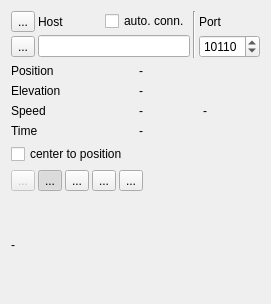
Old version of the form src/qmapshack/realtime/gpstether/IRtGpsTetherInfo.ui in the repository Maproom/qmapshack.
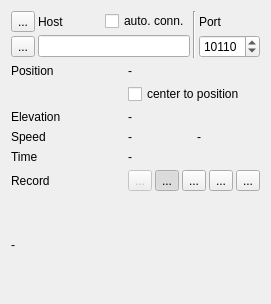
New version of the form. Icons and pictures are not drawn.

```diff
--- a/src/qmapshack/realtime/gpstether/IRtGpsTetherInfo.ui
+++ b/src/qmapshack/realtime/gpstether/IRtGpsTetherInfo.ui
@@ -113,83 +113,7 @@
    </item>
    <item>
     <layout class="QGridLayout" name="gridLayout_2">
-     <item row="3" column="0">
-      <widget class="QLabel" name="label_6">
-       <property name="text">
-        <string>Time</string>
-       </property>
-      </widget>
-     </item>
-     <item row="1" column="0">
-      <widget class="QLabel" name="label_5">
-       <property name="text">
-        <string>Elevation</string>
-       </property>
-      </widget>
-     </item>
-     <item row="3" column="1">
-      <widget class="QLabel" name="labelTime">
-       <property name="text">
-        <string>-</string>
-       </property>
-      </widget>
-     </item>
-     <item row="2" column="0">
-      <widget class="QLabel" name="label_3">
-       <property name="text">
-        <string>Speed</string>
-       </property>
-      </widget>
-     </item>
-     <item row="2" column="1">
-      <layout class="QHBoxLayout" name="horizontalLayout_2">
-       <item>
-        <widget class="QLabel" name="labelSpeed">
-         <property name="text">
-          <string>-</string>
-         </property>
-        </widget>
-       </item>
-       <item>
-        <widget class="QLabel" name="labelHeading">
-         <property name="text">
-          <string>-</string>
-         </property>
-        </widget>
-       </item>
-      </layout>
-     </item>
-     <item row="0" column="0">
-      <widget class="QLabel" name="label_4">
-       <property name="text">
-        <string>Position</string>
-       </property>
-      </widget>
-     </item>
-     <item row="1" column="1">
-      <widget class="QLabel" name="labelElevation">
-       <property name="text">
-        <string>-</string>
-       </property>
-      </widget>
-     </item>
-     <item row="0" column="1">
-      <widget class="QLabel" name="labelPosition">
-       <property name="text">
-        <string>-</string>
-       </property>
-      </widget>
-     </item>
-     <item row="4" column="0" colspan="2">
-      <widget class="QCheckBox" name="checkCenterPosition">
-       <property name="text">
-        <string>center to position</string>
-       </property>
-      </widget>
-     </item>
-    </layout>
-   </item>
-   <item>
+     <item row="6" column="1">
     <layout class="QHBoxLayout" name="horizontalLayout_3">
      <property name="spacing">
       <number>3</number>
@@ -282,18 +206,88 @@
        </property>
       </widget>
      </item>
+      </layout>
+     </item>
+     <item row="2" column="1">
+      <widget class="QLabel" name="labelElevation">
+       <property name="text">
+        <string>-</string>
+       </property>
+      </widget>
+     </item>
+     <item row="0" column="0">
+      <widget class="QLabel" name="label_4">
+       <property name="text">
+        <string>Position</string>
+       </property>
+      </widget>
+     </item>
+     <item row="3" column="1">
+      <layout class="QHBoxLayout" name="horizontalLayout_2">
      <item>
-      <spacer name="horizontalSpacer">
-       <property name="orientation">
-        <enum>Qt::Horizontal</enum>
-       </property>
-       <property name="sizeHint" stdset="0">
-        <size>
-         <width>40</width>
-         <height>20</height>
-        </size>
-       </property>
-      </spacer>
+        <widget class="QLabel" name="labelSpeed">
+         <property name="text">
+          <string>-</string>
+         </property>
+        </widget>
+       </item>
+       <item>
+        <widget class="QLabel" name="labelHeading">
+         <property name="text">
+          <string>-</string>
+         </property>
+        </widget>
+       </item>
+      </layout>
+     </item>
+     <item row="4" column="0">
+      <widget class="QLabel" name="label_6">
+       <property name="text">
+        <string>Time</string>
+       </property>
+      </widget>
+     </item>
+     <item row="4" column="1">
+      <widget class="QLabel" name="labelTime">
+       <property name="text">
+        <string>-</string>
+       </property>
+      </widget>
+     </item>
+     <item row="0" column="1">
+      <widget class="QLabel" name="labelPosition">
+       <property name="text">
+        <string>-</string>
+       </property>
+      </widget>
+     </item>
+     <item row="3" column="0">
+      <widget class="QLabel" name="label_3">
+       <property name="text">
+        <string>Speed</string>
+       </property>
+      </widget>
+     </item>
+     <item row="2" column="0">
+      <widget class="QLabel" name="label_5">
+       <property name="text">
+        <string>Elevation</string>
+       </property>
+      </widget>
+     </item>
+     <item row="6" column="0">
+      <widget class="QLabel" name="label_7">
+       <property name="text">
+        <string>Record</string>
+       </property>
+      </widget>
+     </item>
+     <item row="1" column="1">
+      <widget class="QCheckBox" name="checkCenterPosition">
+       <property name="text">
+        <string>center to position</string>
+       </property>
+      </widget>
      </item>
     </layout>
    </item>
```
Lines whose indentation alone changed are shown as unchanged.
